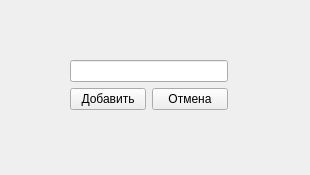
solonikus/qmlmap, file addform.ui: the form before one commit.
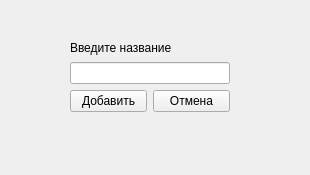
The form after the commit.

Patch:
```diff
--- a/addform.ui
+++ b/addform.ui
@@ -17,11 +17,20 @@
    <property name="geometry">
     <rect>
      <x>70</x>
-     <y>60</y>
-     <width>158</width>
-     <height>51</height>
+     <y>40</y>
+     <width>160</width>
+     <height>72</height>
     </rect>
    </property>
+   <layout class="QGridLayout" name="gridLayout_2">
+    <item row="0" column="0">
+     <widget class="QLabel" name="label">
+      <property name="text">
+       <string>Введите название</string>
+      </property>
+     </widget>
+    </item>
+    <item row="1" column="0">
    <layout class="QGridLayout" name="gridLayout">
     <item row="0" column="0" colspan="2">
      <widget class="QLineEdit" name="lineEdit"/>
@@ -39,6 +48,8 @@
        <string>Отмена</string>
       </property>
      </widget>
+      </item>
+     </layout>
     </item>
    </layout>
   </widget>
```
Lines whose indentation alone changed are shown as unchanged.
